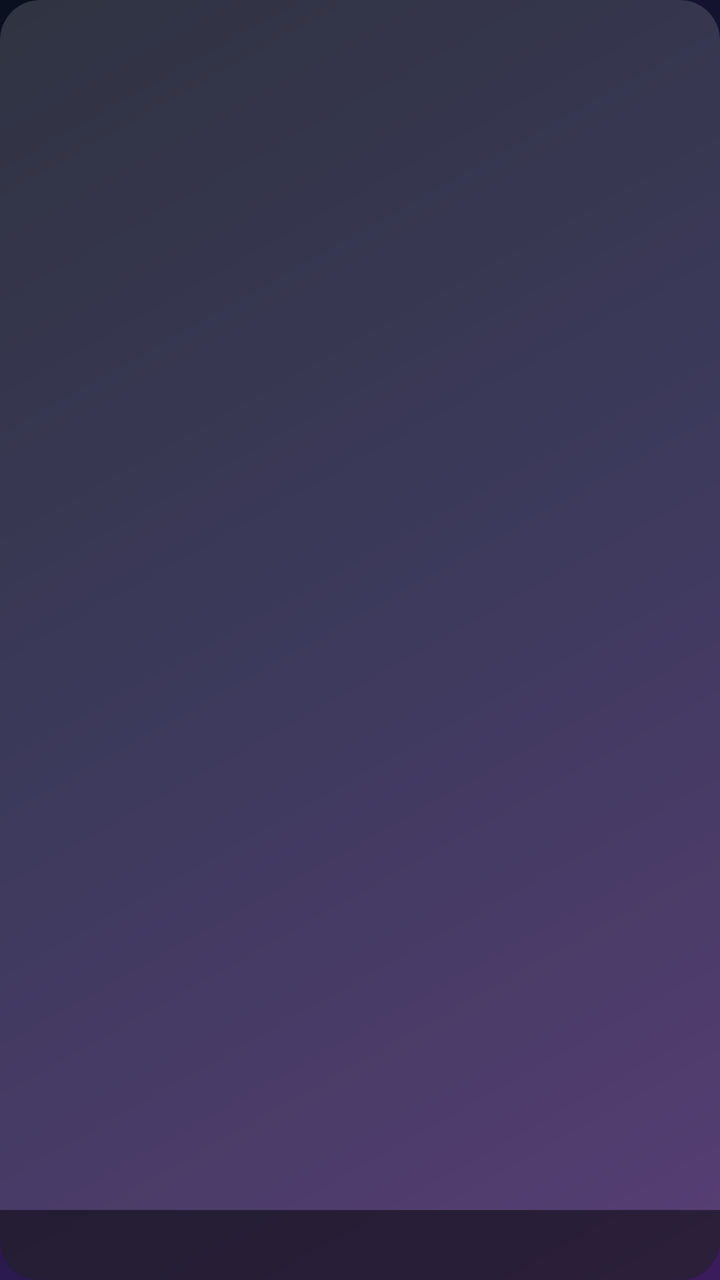
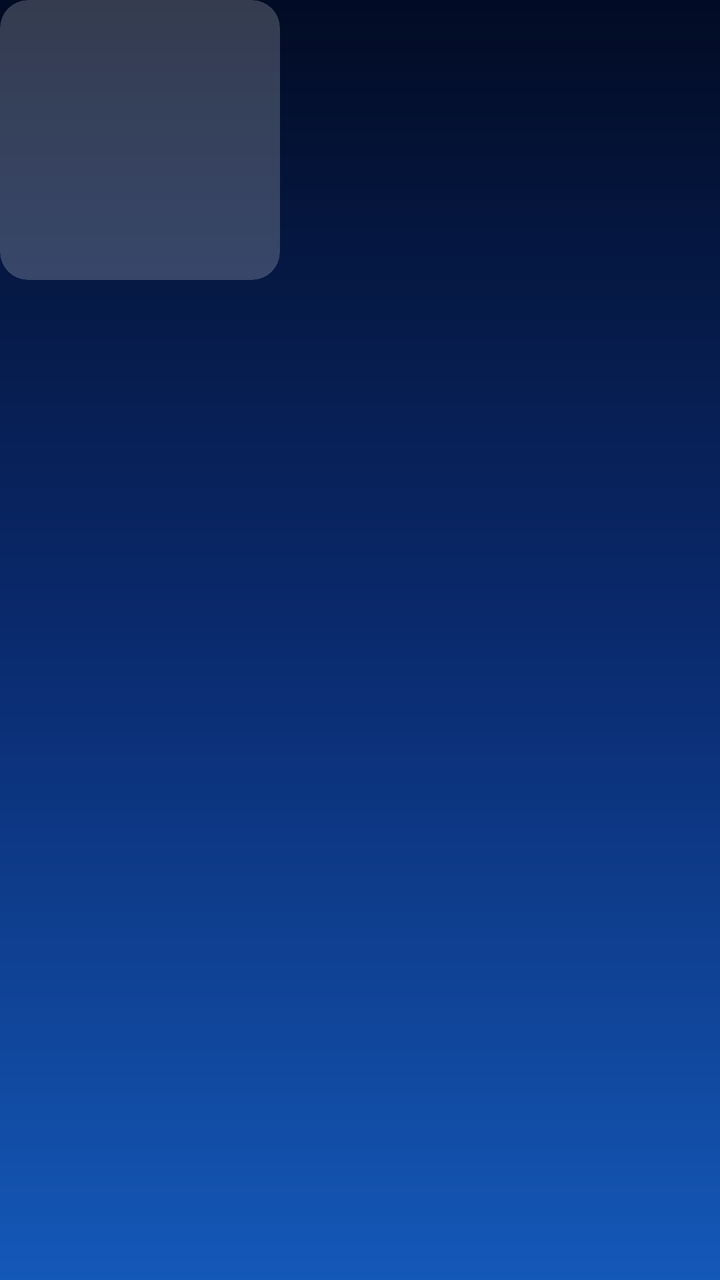

The first picture is an Android layout as it rendered before a commit; the second is the same layout after the commit. The layout source and the unified diff follow.
<!-- AndroidManifest.xml: application theme AppTheme -->
<!-- res/layout/item_card.xml -->
<?xml version="1.0" encoding="utf-8"?>
<FrameLayout xmlns:android="http://schemas.android.com/apk/res/android"
    android:layout_width="260dp"
    android:layout_height="146dp"
    android:layout_marginEnd="24dp"
    android:layout_marginRight="24dp"
    android:background="@drawable/card_bg"
    android:clickable="true"
    android:clipToOutline="true"
    android:focusable="true">

    <ImageView
        android:id="@+id/img"
        android:layout_width="match_parent"
        android:layout_height="match_parent"
        android:padding="28dp"
        android:scaleType="fitCenter" />

    <TextView
        android:id="@+id/label"
        android:layout_width="match_parent"
        android:layout_height="wrap_content"
        android:layout_gravity="bottom"
        android:background="#80000000"
        android:ellipsize="end"
        android:maxLines="1"
        android:padding="8dp"
        android:textColor="#FFFFFFFF"
        android:textSize="14sp" />
</FrameLayout>
<!-- resources referenced by this layout -->
<resources>
  <!-- drawable card_bg (drawable) -->
  <?xml version="1.0" encoding="utf-8"?>
  <selector xmlns:android="http://schemas.android.com/apk/res/android">
      <item android:state_focused="true">
          <shape android:shape="rectangle">
              <solid android:color="#40FFFFFF" />
              <corners android:radius="20dp" />
              <stroke
                  android:width="3dp"
                  android:color="#FFFFFFFF" />
          </shape>
      </item>
      <item>
          <shape android:shape="rectangle">
              <solid android:color="#26FFFFFF" />
              <corners android:radius="20dp" />
          </shape>
      </item>
  </selector>
  <style name="AppTheme" parent="@android:style/Theme.Material.NoActionBar">
          <item name="android:windowBackground">@drawable/bg_gradient</item>
          <item name="android:windowFullscreen">true</item>
      </style>
  <!-- drawable bg_gradient (drawable) -->
  <?xml version="1.0" encoding="utf-8"?>
  <shape xmlns:android="http://schemas.android.com/apk/res/android"
      android:shape="rectangle">
      <gradient
          android:angle="315"
          android:centerColor="#FF1B1740"
          android:endColor="#FF3A1C5C"
          android:startColor="#FF0B1020"
          android:type="linear" />
  </shape>
</resources>

<!-- the commit's change to res/layout/item_card.xml (unified diff, before → after) -->
@@ -1,30 +1,38 @@
 <?xml version="1.0" encoding="utf-8"?>
-<FrameLayout xmlns:android="http://schemas.android.com/apk/res/android"
-    android:layout_width="260dp"
-    android:layout_height="146dp"
-    android:layout_marginEnd="24dp"
-    android:layout_marginRight="24dp"
-    android:background="@drawable/card_bg"
+<LinearLayout xmlns:android="http://schemas.android.com/apk/res/android"
+    android:layout_width="140dp"
+    android:layout_height="wrap_content"
+    android:layout_marginEnd="22dp"
+    android:layout_marginRight="22dp"
     android:clickable="true"
-    android:clipToOutline="true"
-    android:focusable="true">
+    android:focusable="true"
+    android:orientation="vertical">
 
-    <ImageView
-        android:id="@+id/img"
-        android:layout_width="match_parent"
-        android:layout_height="match_parent"
-        android:padding="28dp"
-        android:scaleType="fitCenter" />
+    <FrameLayout
+        android:layout_width="140dp"
+        android:layout_height="140dp"
+        android:background="@drawable/card_bg"
+        android:clipToOutline="true"
+        android:duplicateParentState="true">
+
+        <ImageView
+            android:id="@+id/img"
+            android:layout_width="match_parent"
+            android:layout_height="match_parent"
+            android:importantForAccessibility="no"
+            android:padding="18dp"
+            android:scaleType="fitCenter" />
+    </FrameLayout>
 
     <TextView
         android:id="@+id/label"
-        android:layout_width="match_parent"
+        android:layout_width="140dp"
         android:layout_height="wrap_content"
-        android:layout_gravity="bottom"
-        android:background="#80000000"
-        android:ellipsize="end"
-        android:maxLines="1"
-        android:padding="8dp"
+        android:ellipsize="marquee"
+        android:gravity="center"
+        android:marqueeRepeatLimit="marquee_forever"
+        android:paddingTop="8dp"
+        android:singleLine="true"
         android:textColor="#FFFFFFFF"
-        android:textSize="14sp" />
-</FrameLayout>
+        android:textSize="15sp" />
+</LinearLayout>
<!-- resource entries referenced after the edit -->
@@ -5,8 +5,8 @@
   <selector xmlns:android="http://schemas.android.com/apk/res/android">
       <item android:state_focused="true">
           <shape android:shape="rectangle">
-              <solid android:color="#40FFFFFF" />
-              <corners android:radius="20dp" />
+              <solid android:color="#4DFFFFFF" />
+              <corners android:radius="14dp" />
               <stroke
                   android:width="3dp"
                   android:color="#FFFFFFFF" />
@@ -14,8 +14,8 @@
       </item>
       <item>
           <shape android:shape="rectangle">
-              <solid android:color="#26FFFFFF" />
-              <corners android:radius="20dp" />
+              <solid android:color="#33FFFFFF" />
+              <corners android:radius="14dp" />
           </shape>
       </item>
   </selector>
@@ -28,10 +28,10 @@
   <shape xmlns:android="http://schemas.android.com/apk/res/android"
       android:shape="rectangle">
       <gradient
-          android:angle="315"
-          android:centerColor="#FF1B1740"
-          android:endColor="#FF3A1C5C"
-          android:startColor="#FF0B1020"
+          android:angle="270"
+          android:centerColor="#FF0A2A6E"
+          android:endColor="#FF1458B8"
+          android:startColor="#FF020B24"
           android:type="linear" />
   </shape>
 </resources>
